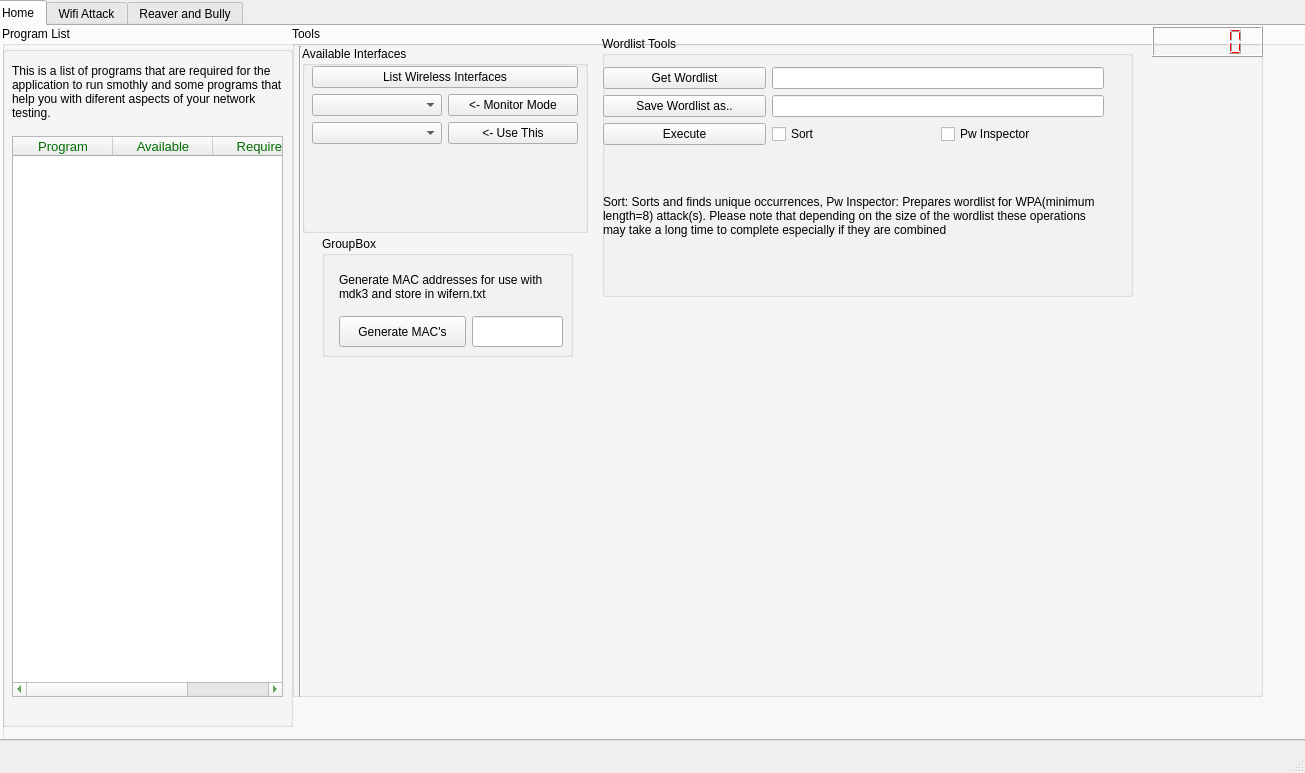
Qt form wifern.ui (houcy/wifern) before a commit.
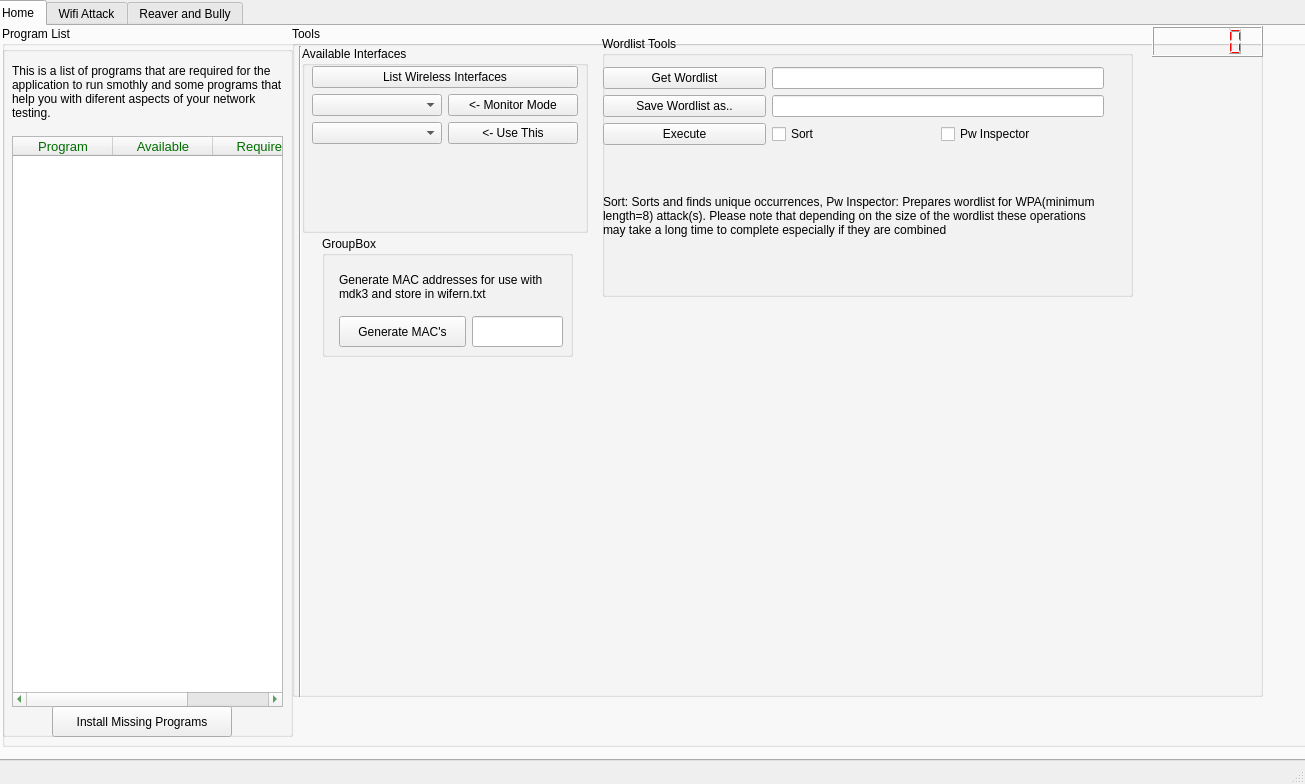
The same form after that commit. Icons and pictures are not drawn.

Commit message: mac generator & recs changes

The edit to the form file:
```diff
--- a/wifern.ui
+++ b/wifern.ui
@@ -7,7 +7,7 @@
     <x>0</x>
     <y>0</y>
     <width>1305</width>
-    <height>773</height>
+    <height>784</height>
    </rect>
   </property>
   <property name="sizePolicy">
@@ -29,7 +29,7 @@
       <x>-10</x>
       <y>0</y>
       <width>1431</width>
-      <height>741</height>
+      <height>761</height>
      </rect>
     </property>
     <property name="sizePolicy">
@@ -359,7 +359,7 @@
             <x>0</x>
             <y>20</y>
             <width>291</width>
-            <height>681</height>
+            <height>691</height>
            </rect>
           </property>
           <property name="title">
@@ -371,7 +371,7 @@
              <x>10</x>
              <y>90</y>
              <width>271</width>
-             <height>561</height>
+             <height>571</height>
             </rect>
            </property>
            <property name="sizePolicy">
@@ -435,6 +435,19 @@
             <bool>true</bool>
            </property>
           </widget>
+          <widget class="QPushButton" name="Rec_Install_Button">
+           <property name="geometry">
+            <rect>
+             <x>50</x>
+             <y>660</y>
+             <width>180</width>
+             <height>31</height>
+            </rect>
+           </property>
+           <property name="text">
+            <string>Install Missing Programs</string>
+           </property>
+          </widget>
          </widget>
         </widget>
        </item>
```
Left out of the diff: 4 changed lines with no effect on the pictures. The commit also changes 2 other files.
